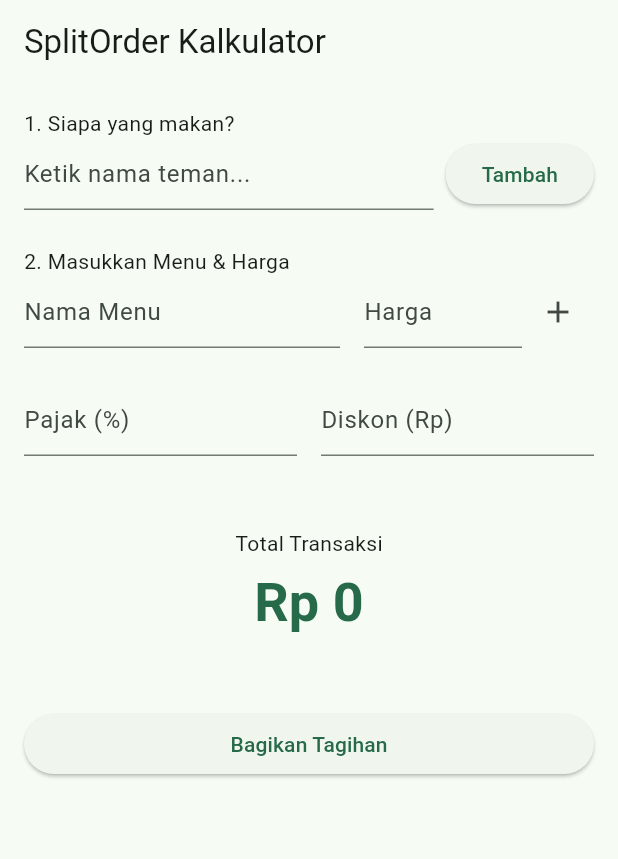
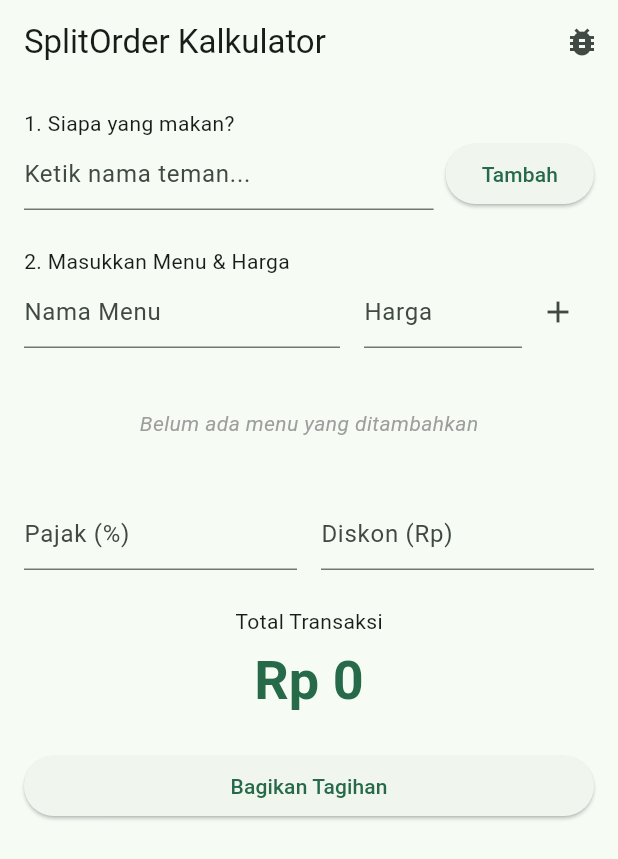
Before and after one commit to jovianpieter/VisualProgramming-JovianPieter, a Flutter app: the screen it shows after launch, on a phone screen of 412 x 824 dp. Shown: the top 859 px of the screen. Run offline on Flutter 3.47's test engine with Material 3 defaults, Android fonts, the phone set to English and light mode, and no system bars.

Commit message:
H4 feat: responsive menu screen with adaptive breakpoints and empty state

```diff
--- a/docs/week02/splitorder/lib/main.dart
+++ b/docs/week02/splitorder/lib/main.dart
@@ -17,6 +17,14 @@ class MyApp extends StatelessWidget{
         colorScheme: ColorScheme.fromSeed(seedColor: Colors.greenAccent),
         useMaterial3: true,
       ),
+      darkTheme: ThemeData(
+        colorScheme: ColorScheme.fromSeed(
+          seedColor: Colors.greenAccent,
+          brightness: Brightness.dark, // Membuat latar jadi gelap tapi aksen hijau tetap ada
+        ),
+        useMaterial3: true,
+      ),
+      themeMode: ThemeMode.system,
       home: const SplitBillScreen(),
     );
   }
--- a/docs/week02/splitorder/lib/screen.dart
+++ b/docs/week02/splitorder/lib/screen.dart
@@ -1,29 +1,209 @@
 import 'package:flutter/material.dart';
 
-class SplitBillScreen extends StatelessWidget {
+class SplitBillScreen extends StatefulWidget {
   const SplitBillScreen({super.key});
+
+  @override
+  State<SplitBillScreen> createState() => _SplitBillScreenState();
+}
+
+class _SplitBillScreenState extends State<SplitBillScreen> {
+  final TextEditingController _namaMenuController = TextEditingController();
+  final TextEditingController _hargaMenuController = TextEditingController();
+
+  final List<Map<String, String>> _daftarMenu = [];
+
+  void _tambahMenu() {
+    if (_namaMenuController.text.isNotEmpty && _hargaMenuController.text.isNotEmpty) {
+      setState(() {
+        _daftarMenu.add({
+          'nama': _namaMenuController.text,
+          'harga': _hargaMenuController.text,
+        });
+        _namaMenuController.clear();
+        _hargaMenuController.clear();
+      });
+    }
+  }
+
+  void _add500Menus() {
+    setState(() {
+      for (int i = 0; i < 500; i++) {
+        _daftarMenu.add({
+          'nama': 'Menu Uji Coba ke-${i + 1}',
+          'harga': '15000',
+        });
+      }
+    });
+  }
+
+  @override
+  void dispose() {
+    _namaMenuController.dispose();
+    _hargaMenuController.dispose();
+    super.dispose();
+  }
 
   @override
   Widget build(BuildContext context) {
     return Scaffold(
       appBar: AppBar(
         title: const Text('SplitOrder Kalkulator'),
+        actions: [
+          IconButton(
+            icon: const Icon(Icons.bug_report),
+            tooltip: 'Tes 500 Item',
+            onPressed: _add500Menus,
+          )
+        ],
       ),
-      body: const SingleChildScrollView(
-        padding: EdgeInsets.all(16.0),
+      body: LayoutBuilder(
+        builder: (context, constraints) {
+          if (constraints.maxWidth >= 600) {
+            return _buildWideLayout();
+          } else {
+            return _buildNarrowLayout();
+          }
+        },
+      ),
+    );
+  }
+
+  Widget _buildNarrowLayout() {
+    return CustomScrollView(
+      slivers: [
+        SliverToBoxAdapter(
+          child: Padding(
+            padding: const EdgeInsets.all(16.0),
             child: Column(
               crossAxisAlignment: CrossAxisAlignment.start,
               children: [
-            FriendInputSection(),
+                const FriendInputSection(),
+                const SizedBox(height: 24),
+                MenuInputSection(
+                  nameController: _namaMenuController,
+                  priceController: _hargaMenuController,
+                  onAdd: _tambahMenu,
+                ),
+                const SizedBox(height: 16),
+              ],
+            ),
+          ),
+        ),
+        _buildSliverDaftarMenu(),
+        SliverToBoxAdapter(
+          child: Padding(
+            padding: const EdgeInsets.all(16.0),
+            child: Column(
+              children: const [
+                SizedBox(height: 16),
+                TaxDiscountSection(),
                 SizedBox(height: 24),
-            MenuInputSection(),
+                Center(child: ReceiptSummary()),
                 SizedBox(height: 24),
+                ShareButton(),
+                SizedBox(height: 48),
+              ],
+            ),
+          ),
+        ),
+      ],
+    );
+  }
+  Widget _buildWideLayout() {
+    return Row(
+      crossAxisAlignment: CrossAxisAlignment.start,
+      children: [
+        Expanded(
+          flex: 3,
+          child: CustomScrollView(
+            slivers: [
+              SliverToBoxAdapter(
+                child: Padding(
+                  padding: const EdgeInsets.all(24.0),
+                  child: Column(
+                    crossAxisAlignment: CrossAxisAlignment.start,
+                    children: [
+                      const FriendInputSection(),
+                      const SizedBox(height: 24),
+                      MenuInputSection(
+                        nameController: _namaMenuController,
+                        priceController: _hargaMenuController,
+                        onAdd: _tambahMenu,
+                      ),
+                      const SizedBox(height: 16),
+                    ],
+                  ),
+                ),
+              ),
+
+              _buildSliverDaftarMenu(isTablet: true),
+
+              SliverToBoxAdapter(
+                child: Padding(
+                  padding: const EdgeInsets.all(24.0),
+                  child: Column(
+                    children: const [
+                      SizedBox(height: 16),
                       TaxDiscountSection(),
+                    ],
+                  ),
+                ),
+              ),
+            ],
+          ),
+        ),
+        const VerticalDivider(width: 1, thickness: 1),
+        Expanded(
+          flex: 2,
+          child: SingleChildScrollView(
+            padding: const EdgeInsets.all(24.0),
+            child: Column(
+              children: const [
                 SizedBox(height: 48),
-            Center(child: ReceiptSummary()),
+                ReceiptSummary(),
                 SizedBox(height: 48),
                 ShareButton(),
               ],
+            ),
+          ),
+        ),
+      ],
+    );
+  }
+  Widget _buildSliverDaftarMenu({bool isTablet = false}) {
+    final double paddingHorizontal = isTablet ? 24.0 : 16.0;
+    if (_daftarMenu.isEmpty) {
+      return SliverToBoxAdapter(
+        child: Padding(
+          padding: EdgeInsets.symmetric(horizontal: paddingHorizontal, vertical: 8.0),
+          child: const Center(
+            child: Text(
+              'Belum ada menu yang ditambahkan',
+              style: TextStyle(color: Colors.grey, fontStyle: FontStyle.italic),
+            ),
+          ),
+        ),
+      );
+    }
+    return SliverPadding(
+      padding: EdgeInsets.symmetric(horizontal: paddingHorizontal),
+      sliver: SliverList(
+        delegate: SliverChildBuilderDelegate(
+              (context, index) {
+            final menu = _daftarMenu[index];
+            return ListTile(
+              contentPadding: EdgeInsets.zero,
+              leading: CircleAvatar(child: Text('${index + 1}')),
+              title: Text(
+                menu['nama']!,
+                maxLines: 1,
+                overflow: TextOverflow.ellipsis,
+              ),
+              subtitle: Text('Rp ${menu['harga']}'),
+            );
+          },
+          childCount: _daftarMenu.length,
         ),
       ),
     );
@@ -32,7 +212,6 @@ class SplitBillScreen extends StatelessWidget {
 
 class FriendInputSection extends StatelessWidget {
   const FriendInputSection({super.key});
-
   @override
   Widget build(BuildContext context) {
     return Column(
@@ -41,16 +220,9 @@ class FriendInputSection extends StatelessWidget {
         const Text('1. Siapa yang makan?'),
         Row(
           children: [
-            const Expanded(
-              child: TextField(
-                decoration: InputDecoration(hintText: 'Ketik nama teman...'),
-              ),
-            ),
+            const Expanded(child: TextField(decoration: InputDecoration(hintText: 'Ketik nama teman...'))),
             const SizedBox(width: 8),
-            ElevatedButton(
-              onPressed: () {},
-              child: const Text('Tambah'),
-            ),
+            ElevatedButton(onPressed: () {}, child: const Text('Tambah')),
           ],
         ),
       ],
@@ -59,7 +231,11 @@ class FriendInputSection extends StatelessWidget {
 }
 
 class MenuInputSection extends StatelessWidget {
-  const MenuInputSection({super.key});
+  final TextEditingController nameController;
+  final TextEditingController priceController;
+  final VoidCallback onAdd;
+
+  const MenuInputSection({super.key, required this.nameController, required this.priceController, required this.onAdd});
 
   @override
   Widget build(BuildContext context) {
@@ -69,24 +245,10 @@ class MenuInputSection extends StatelessWidget {
         const Text('2. Masukkan Menu & Harga'),
         Row(
           children: [
-            const Expanded(
-              flex: 2,
-              child: TextField(
-                decoration: InputDecoration(hintText: 'Nama Menu'),
-              ),
-            ),
+            Expanded(flex: 2, child: TextField(controller: nameController, decoration: const InputDecoration(hintText: 'Nama Menu'))),
             const SizedBox(width: 16),
-            const Expanded(
-              flex: 1,
-              child: TextField(
-                keyboardType: TextInputType.number,
-                decoration: InputDecoration(hintText: 'Harga'),
-              ),
-            ),
-            IconButton(
-              icon: const Icon(Icons.add),
-              onPressed: () {},
-            ),
+            Expanded(flex: 1, child: TextField(controller: priceController, keyboardType: TextInputType.number, decoration: const InputDecoration(hintText: 'Harga'))),
+            IconButton(icon: const Icon(Icons.add), onPressed: onAdd),
           ],
         ),
       ],
@@ -96,24 +258,13 @@ class MenuInputSection extends StatelessWidget {
 
 class TaxDiscountSection extends StatelessWidget {
   const TaxDiscountSection({super.key});
-
   @override
   Widget build(BuildContext context) {
     return const Row(
       children: [
-        Expanded(
-          child: TextField(
-            keyboardType: TextInputType.number,
-            decoration: InputDecoration(hintText: 'Pajak (%)'),
-          ),
-        ),
+        Expanded(child: TextField(keyboardType: TextInputType.number, decoration: InputDecoration(hintText: 'Pajak (%)'))),
         SizedBox(width: 16),
-        Expanded(
-          child: TextField(
-            keyboardType: TextInputType.number,
-            decoration: InputDecoration(hintText: 'Diskon (Rp)'),
-          ),
-        ),
+        Expanded(child: TextField(keyboardType: TextInputType.number, decoration: InputDecoration(hintText: 'Diskon (Rp)'))),
       ],
     );
   }
@@ -121,20 +272,13 @@ class TaxDiscountSection extends StatelessWidget {
 
 class ReceiptSummary extends StatelessWidget {
   const ReceiptSummary({super.key});
-
   @override
   Widget build(BuildContext context) {
     return Column(
       children: [
-        Text('Total Transaksi'),
-        SizedBox(height: 8),
-        Text(
-          'Rp 0',
-          style: Theme.of(context).textTheme.displaySmall?.copyWith(
-            color: Theme.of(context).colorScheme.primary,
-            fontWeight: FontWeight.bold,
-          ),
-        ),
+        const Text('Total Transaksi'),
+        const SizedBox(height: 8),
+        Text('Rp 0', style: Theme.of(context).textTheme.displaySmall?.copyWith(color: Theme.of(context).colorScheme.primary, fontWeight: FontWeight.bold)),
       ],
     );
   }
@@ -142,15 +286,8 @@ class ReceiptSummary extends StatelessWidget {
 
 class ShareButton extends StatelessWidget {
   const ShareButton({super.key});
-
   @override
   Widget build(BuildContext context) {
-    return SizedBox(
-      width: double.infinity,
-      child: ElevatedButton(
-        onPressed: () {},
-        child: const Text('Bagikan Tagihan'),
-      ),
-    );
+    return SizedBox(width: double.infinity, child: ElevatedButton(onPressed: () {}, child: const Text('Bagikan Tagihan')));
   }
 }
```
Also changed, not shown: docs/week04/images/error1.png (added), docs/week04/images/error2.png (added), docs/week04/images/error3.png (added), 2 other files. Lines whose indentation alone changed are shown as unchanged.
